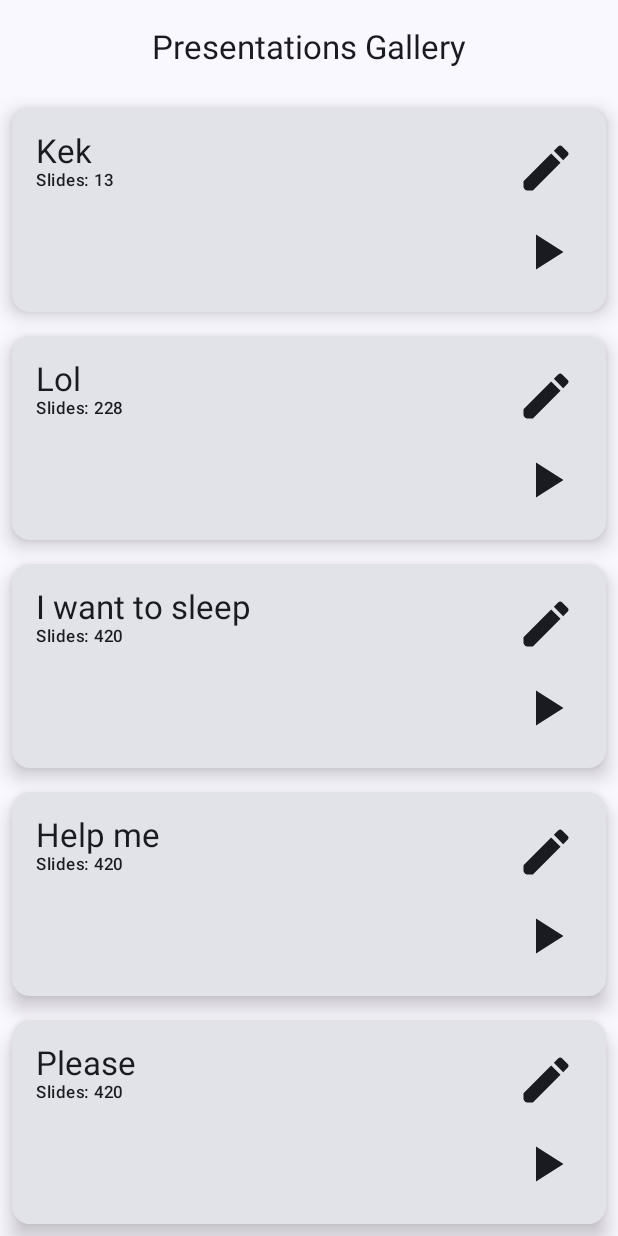
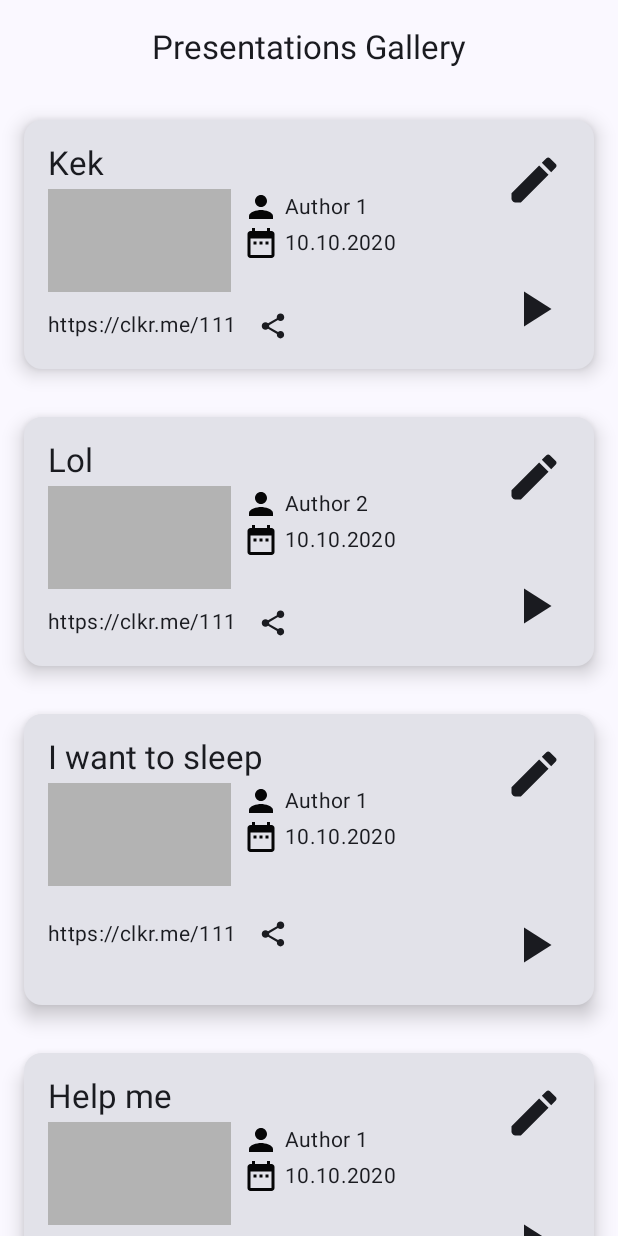
Before and after one commit to gvsem/KlikerMobile, an Android app built with Jetpack Compose: the screen it shows after launch (MainActivity), on a phone screen of 412 x 824 dp. Run offline under Robolectric (Android 15) with nearby library versions, the phone set to English and light mode, and no system bars; our stand-ins replace Dagger/Hilt's generated code.

Commit message:
merged ItemPresentation & PresentationCard

```diff
--- a/app/src/main/java/org/clkrw/mobile/data/SampleData.kt
+++ b/app/src/main/java/org/clkrw/mobile/data/SampleData.kt
@@ -4,12 +4,12 @@ import org.clkrw.mobile.domain.model.Presentation
 import org.clkrw.mobile.domain.model.Showing
 
 val presentations = listOf(
-    Presentation(0, "Kek", 13),
-    Presentation(1, "Lol", 228),
-    Presentation(2, "I want to sleep", 420),
-    Presentation(3, "Help me", 420),
-    Presentation(4, "Please", 420),
-    Presentation(5, "No", 420),
+    Presentation(0, 0, "Kek", "Author 1", "10.10.2020", "https://clkr.me/111", 13),
+    Presentation(1, 0, "Lol", "Author 2", "10.10.2020", "https://clkr.me/111", 228),
+    Presentation(2, 0, "I want to sleep", "Author 1", "10.10.2020", "https://clkr.me/111", 420),
+    Presentation(3, 0, "Help me", "Author 1", "10.10.2020", "https://clkr.me/111", 420),
+    Presentation(4, 0, "Please", "Author 4", "10.10.2020", "https://clkr.me/111", 420),
+    Presentation(5, 0, "No", "One more author", "10.10.2020", "https://clkr.me/111", 420),
 )
 
 val showings = mapOf(
--- a/app/src/main/java/org/clkrw/mobile/domain/model/Presentation.kt
+++ b/app/src/main/java/org/clkrw/mobile/domain/model/Presentation.kt
@@ -2,6 +2,10 @@ package org.clkrw.mobile.domain.model
 
 data class Presentation(
     val id: Int,
-    val name: String,
+    val previewId: Int,
+    val title: String,
+    val author: String,
+    val date: String,
+    val link: String,
     val slidesCount: Int,
 )
--- a/app/src/main/java/org/clkrw/mobile/ui/screens/clicker/ClickerScreen.kt
+++ b/app/src/main/java/org/clkrw/mobile/ui/screens/clicker/ClickerScreen.kt
@@ -87,7 +87,7 @@ fun ClickerView(state: ClickerUiState.Loaded, modifier: Modifier = Modifier) {
             .padding(8.dp)
     ) {
         Text(
-            state.presentation.name,
+            state.presentation.title,
             style = Typography.displayLarge
         )
         Row(horizontalArrangement = Arrangement.SpaceAround, modifier = Modifier.fillMaxWidth()) {
@@ -117,7 +117,7 @@ fun ClickerView(state: ClickerUiState.Loaded, modifier: Modifier = Modifier) {
 fun ClickerViewPreview() {
     ClickerView(
         ClickerUiState.Loaded(
-            Presentation(0, "Hello", 10),
+            Presentation(0, 0, "Hello", "Someone", "10.10.2020", "https://clkr.me/111", 10),
             1,
             2,
         )
--- a/app/src/main/java/org/clkrw/mobile/ui/screens/gallery/GalleryScreen.kt
+++ b/app/src/main/java/org/clkrw/mobile/ui/screens/gallery/GalleryScreen.kt
@@ -1,30 +1,54 @@
 package org.clkrw.mobile.ui.screens.gallery
 
+import android.content.Context
+import android.content.Intent
+import android.content.res.Resources
+import androidx.compose.foundation.Image
+import androidx.compose.foundation.background
 import androidx.compose.foundation.layout.Arrangement
+import androidx.compose.foundation.layout.Box
 import androidx.compose.foundation.layout.Column
+import androidx.compose.foundation.layout.IntrinsicSize
 import androidx.compose.foundation.layout.Row
 import androidx.compose.foundation.layout.Spacer
+import androidx.compose.foundation.layout.aspectRatio
+import androidx.compose.foundation.layout.fillMaxHeight
+import androidx.compose.foundation.layout.fillMaxSize
 import androidx.compose.foundation.layout.fillMaxWidth
 import androidx.compose.foundation.layout.height
 import androidx.compose.foundation.layout.padding
 import androidx.compose.foundation.layout.size
+import androidx.compose.foundation.layout.width
 import androidx.compose.foundation.lazy.LazyColumn
 import androidx.compose.foundation.lazy.items
 import androidx.compose.material.icons.Icons
+import androidx.compose.material.icons.filled.DateRange
 import androidx.compose.material.icons.filled.Edit
+import androidx.compose.material.icons.filled.Person
 import androidx.compose.material.icons.filled.PlayArrow
+import androidx.compose.material.icons.filled.Share
+import androidx.compose.material3.ButtonDefaults
 import androidx.compose.material3.Card
 import androidx.compose.material3.CardDefaults
 import androidx.compose.material3.Icon
 import androidx.compose.material3.IconButton
 import androidx.compose.material3.Text
+import androidx.compose.material3.TextButton
 import androidx.compose.runtime.Composable
 import androidx.compose.runtime.collectAsState
 import androidx.compose.runtime.getValue
+import androidx.compose.ui.Alignment
 import androidx.compose.ui.Modifier
+import androidx.compose.ui.graphics.painter.Painter
+import androidx.compose.ui.platform.LocalContext
+import androidx.compose.ui.res.colorResource
+import androidx.compose.ui.res.painterResource
 import androidx.compose.ui.res.stringResource
+import androidx.compose.ui.text.font.FontFamily
 import androidx.compose.ui.tooling.preview.Preview
 import androidx.compose.ui.unit.dp
+import androidx.compose.ui.unit.sp
+import androidx.core.content.ContextCompat
 import org.clkrw.mobile.R
 import org.clkrw.mobile.domain.model.Presentation
 import org.clkrw.mobile.ui.theme.Typography
@@ -70,24 +94,113 @@ fun PresentationCard(
     onClickStartPresentation: () -> Unit,
     modifier: Modifier = Modifier,
 ) {
+    val context = LocalContext.current
+
     Card(
         elevation = CardDefaults.cardElevation(8.dp),
         modifier = modifier
             .fillMaxWidth()
-            .padding(8.dp)
+            .padding(all = 16.dp)
     ) {
         Row(
             horizontalArrangement = Arrangement.SpaceBetween,
             modifier = Modifier
                 .fillMaxWidth()
                 .padding(16.dp)
+                .height(IntrinsicSize.Min)
         ) {
             Column(modifier = Modifier.fillMaxWidth(0.7f)) {
-                Text(text = presentation.name, style = Typography.titleLarge)
-                Text(text = "Slides: ${presentation.slidesCount}", style = Typography.labelSmall)
+                Text(text = presentation.title, style = Typography.titleLarge)
+
+                Spacer(modifier = Modifier.height(4.dp))
+
+                Row {
+                    Box(
+                        modifier = Modifier
+                            .fillMaxWidth(.5f)
+                            .aspectRatio(ratio = 16f / 9f),
+                        contentAlignment = Alignment.Center
+                    ) {
+                        val previewPainter: Painter? =
+                            if (isDrawableResourceValid(context, presentation.previewId)) {
+                                painterResource(id = presentation.previewId)
+                            } else {
+                                null
+                            }
+
+                        if (previewPainter != null) {
+                            Image(
+                                painter = previewPainter,
+                                contentDescription = stringResource(id = R.string.preview),
+                                modifier = Modifier.fillMaxSize()
+                            )
+                        } else {
+                            Box(
+                                modifier = Modifier
+                                    .fillMaxSize()
+                                    .background(color = colorResource(id = R.color.gray))
+                            )
+                        }
+                    }
+
+                    Spacer(modifier = Modifier.width(8.dp))
+
+                    Column(horizontalAlignment = Alignment.Start) {
+                        Row(verticalAlignment = Alignment.CenterVertically) {
+                            Icon(
+                                imageVector = Icons.Default.Person,
+                                contentDescription = stringResource(id = R.string.author),
+                                tint = colorResource(id = R.color.black)
+                            )
+                            Spacer(modifier = Modifier.width(4.dp))
+                            Text(
+                                text = presentation.author,
+                                style = Typography.bodyMedium,
+                            )
+                        }
+
+                        Row(verticalAlignment = Alignment.CenterVertically) {
+                            Icon(
+                                imageVector = Icons.Default.DateRange,
+                                contentDescription = stringResource(id = R.string.date),
+                                tint = colorResource(id = R.color.black)
+                            )
+                            Spacer(modifier = Modifier.width(4.dp))
+                            Text(
+                                text = presentation.date,
+                                style = Typography.bodyMedium,
+                            )
+                        }
+                    }
+                }
+
+                Spacer(modifier = Modifier.height(8.dp))
+
+                Row(verticalAlignment = Alignment.CenterVertically) {
+                    Text(
+                        text = presentation.link,
+                        style = Typography.bodyMedium,
+                    )
+
+                    val shareLinkViaStr = stringResource(id = R.string.share_link_via)
+                    IconButton(onClick = {
+                        val intent = Intent(Intent.ACTION_SEND)
+                        intent.type = "text/plain"
+                        intent.putExtra(Intent.EXTRA_TEXT, presentation.link)
+                        context.startActivity(Intent.createChooser(intent, shareLinkViaStr))
+                    }) {
+                        Icon(
+                            imageVector = Icons.Default.Share,
+                            contentDescription = stringResource(id = R.string.share),
+                            modifier = Modifier.size(20.dp)
+                        )
+                    }
+                }
             }
+
             Column(
-                verticalArrangement = Arrangement.SpaceBetween
+                verticalArrangement = Arrangement.SpaceBetween,
+                modifier = Modifier.fillMaxHeight()
             ) {
                 IconButton(onClick = onClickEditPresentation) {
                     Icon(
@@ -99,7 +212,7 @@ fun PresentationCard(
                 Spacer(modifier = Modifier.height(8.dp))
                 IconButton(onClick = onClickStartPresentation) {
                     Icon(
-                        imageVector = Icons.Filled.PlayArrow,
+                        imageVector = Icons.Default.PlayArrow,
                         contentDescription = stringResource(R.string.start_presentation),
                         modifier = Modifier.size(40.dp)
                     )
@@ -109,11 +222,20 @@ fun PresentationCard(
     }
 }
 
+
+private fun isDrawableResourceValid(context: Context, resourceId: Int): Boolean {
+    return try {
+        ContextCompat.getDrawable(context, resourceId) != null
+    } catch (e: Resources.NotFoundException) {
+        false
+    }
+}
+
 @Preview
 @Composable
 fun PresentationCardPreview() {
     PresentationCard(
-        Presentation(0, "I want to sleep", 10),
+        Presentation(0, 0, "I want to sleep", "Me", "11.12.2023", "https://clkr.me", 10),
         {},
         {},
     )
```
Also changed, not shown: app/src/main/java/org/clkrw/mobile/ItemPresentation.kt (deleted, +0 -158 lines).
